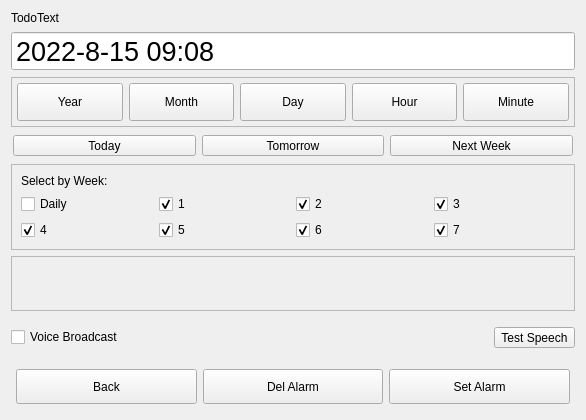
This is src/Todo/TodoAlarm.ui in ic005k/Knot as Qt 5 draws it before an edit. The edited form follows.
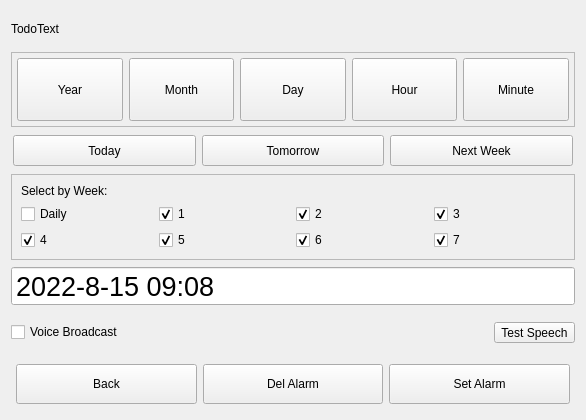
This is the edited form.

```diff
--- a/src/Todo/TodoAlarm.ui
+++ b/src/Todo/TodoAlarm.ui
@@ -27,50 +27,6 @@
      </property>
     </widget>
    </item>
-   <item>
-    <widget class="QDateTimeEdit" name="dateTimeEdit">
-     <property name="sizePolicy">
-      <sizepolicy hsizetype="Preferred" vsizetype="Fixed">
-       <horstretch>0</horstretch>
-       <verstretch>0</verstretch>
-      </sizepolicy>
-     </property>
-     <property name="minimumSize">
-      <size>
-       <width>0</width>
-       <height>35</height>
-      </size>
-     </property>
-     <property name="font">
-      <font>
-       <pointsize>20</pointsize>
-      </font>
-     </property>
-     <property name="buttonSymbols">
-      <enum>QAbstractSpinBox::NoButtons</enum>
-     </property>
-     <property name="accelerated">
-      <bool>false</bool>
-     </property>
-     <property name="date">
-      <date>
-       <year>2022</year>
-       <month>8</month>
-       <day>15</day>
-      </date>
-     </property>
-     <property name="time">
-      <time>
-       <hour>9</hour>
-       <minute>8</minute>
-       <second>0</second>
-      </time>
-     </property>
-     <property name="displayFormat">
-      <string>yyyy-M-d HH:mm</string>
-     </property>
-    </widget>
-   </item>
    <item>
     <widget class="QFrame" name="frameDT">
      <property name="minimumSize">
@@ -243,6 +199,12 @@
    </item>
    <item>
     <widget class="QFrame" name="frameDaily">
+     <property name="sizePolicy">
+      <sizepolicy hsizetype="Preferred" vsizetype="Fixed">
+       <horstretch>0</horstretch>
+       <verstretch>0</verstretch>
+      </sizepolicy>
+     </property>
      <property name="maximumSize">
       <size>
        <width>16777215</width>
@@ -396,9 +358,9 @@
     </widget>
    </item>
    <item>
-    <widget class="QFrame" name="frameSel">
+    <widget class="QDateTimeEdit" name="dateTimeEdit">
      <property name="sizePolicy">
-      <sizepolicy hsizetype="Preferred" vsizetype="Expanding">
+      <sizepolicy hsizetype="Preferred" vsizetype="Fixed">
        <horstretch>0</horstretch>
        <verstretch>0</verstretch>
       </sizepolicy>
@@ -406,14 +368,36 @@
      <property name="minimumSize">
       <size>
        <width>0</width>
-       <height>50</height>
+       <height>35</height>
       </size>
      </property>
-     <property name="frameShape">
-      <enum>QFrame::StyledPanel</enum>
+     <property name="font">
+      <font>
+       <pointsize>20</pointsize>
+      </font>
      </property>
-     <property name="frameShadow">
-      <enum>QFrame::Raised</enum>
+     <property name="buttonSymbols">
+      <enum>QAbstractSpinBox::ButtonSymbols::NoButtons</enum>
+     </property>
+     <property name="accelerated">
+      <bool>false</bool>
+     </property>
+     <property name="date">
+      <date>
+       <year>2022</year>
+       <month>8</month>
+       <day>15</day>
+      </date>
+     </property>
+     <property name="time">
+      <time>
+       <hour>9</hour>
+       <minute>8</minute>
+       <second>0</second>
+      </time>
+     </property>
+     <property name="displayFormat">
+      <string>yyyy-M-d HH:mm</string>
      </property>
     </widget>
    </item>
```
Left out of the diff: 16 changed lines with no effect on the pictures.
